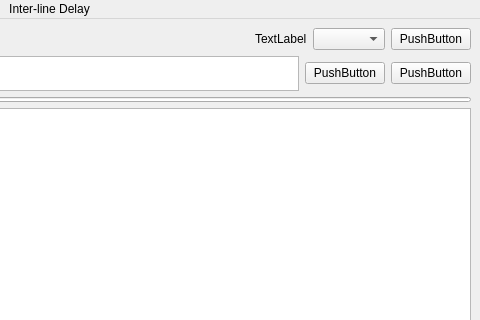
First picture: the form in main_window.ui, repository cronblocks/eserial-qt, before the edit; both pictures show x 320 to 800 and y 0 to 320 of the 800 by 646 pixel window.
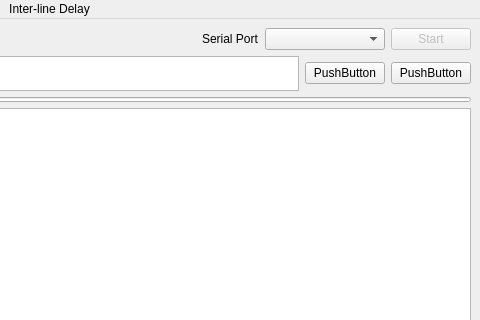
Second picture: the form after the edit.

Commit message: Serial port layout final for noe

What changed in the file:
```diff
--- a/main_window.ui
+++ b/main_window.ui
@@ -54,17 +54,33 @@
       <item>
        <widget class="QLabel" name="label">
         <property name="text">
-         <string>TextLabel</string>
+         <string>Serial Port</string>
         </property>
        </widget>
       </item>
       <item>
-       <widget class="QComboBox" name="comboBox"/>
+       <widget class="QComboBox" name="serialPortComboBox">
+        <property name="minimumSize">
+         <size>
+          <width>120</width>
+          <height>0</height>
+         </size>
+        </property>
+        <property name="maximumSize">
+         <size>
+          <width>200</width>
+          <height>16777215</height>
+         </size>
+        </property>
+       </widget>
       </item>
       <item>
-       <widget class="QPushButton" name="pushButton">
+       <widget class="QPushButton" name="serialPortStartButton">
+        <property name="enabled">
+         <bool>false</bool>
+        </property>
         <property name="text">
-         <string>PushButton</string>
+         <string>Start</string>
         </property>
        </widget>
       </item>
```
Left out of the diff: 4 changed lines with no effect on the pictures.
